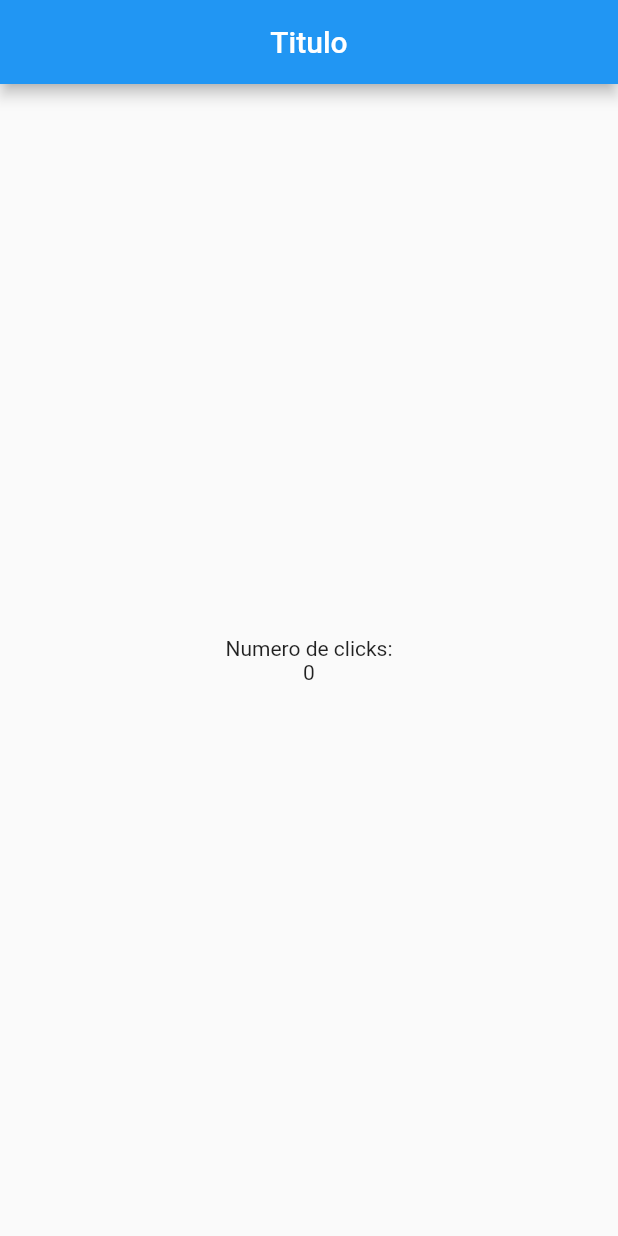
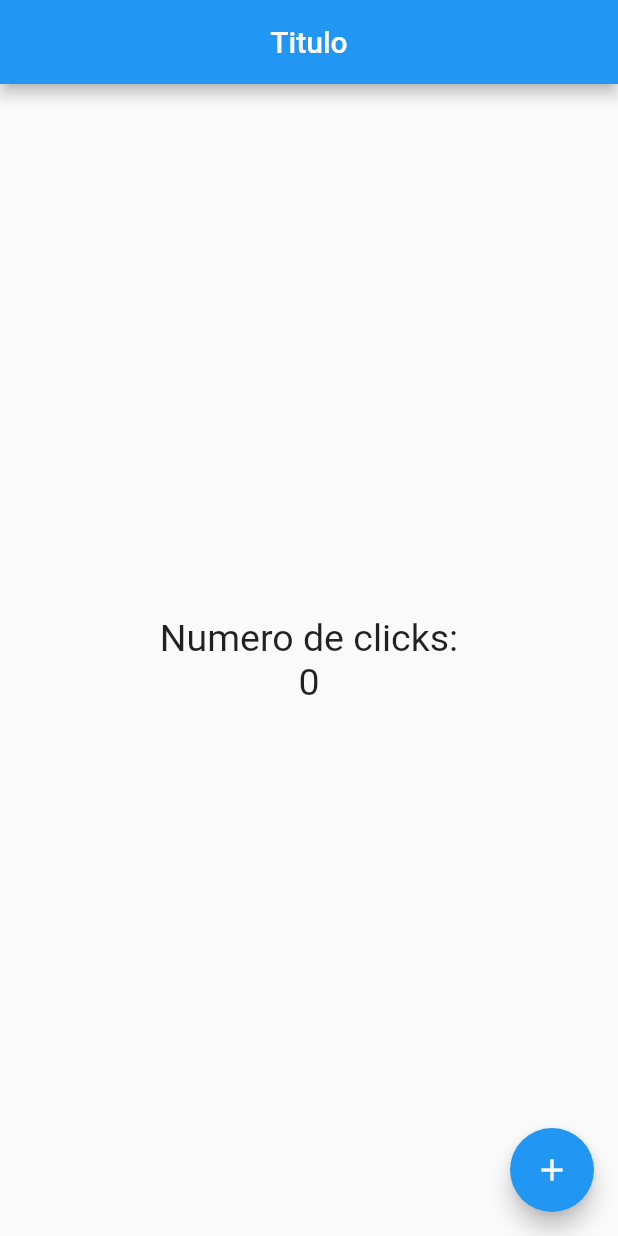
Before and after one commit to jrojasde/flutter-avance, a Flutter app: the screen it shows after launch, on a phone screen of 412 x 824 dp. Run offline on Flutter 3.47's test engine with Material 2 defaults, Android fonts, the phone set to English and light mode, and no system bars.

Commit message:
update 1:56
update 1:56

```diff
--- a/lib/src/pages/home_page.dart
+++ b/lib/src/pages/home_page.dart
@@ -2,11 +2,14 @@
 
 
 import 'package:flutter/material.dart';
+import 'package:flutter/rendering.dart';
 
 class HomePage extends StatelessWidget {
 
+  final estiloTexto = new TextStyle( fontSize: 25 );
 
-@override
+
+  @override
 Widget build(BuildContext context) {
   return Scaffold(
 
@@ -19,11 +22,19 @@ Widget build(BuildContext context) {
 
         mainAxisAlignment: MainAxisAlignment.center,
         children: <Widget> [
-          Text('Numero de clicks:'),
-          Text('0'),
+          Text('Numero de clicks:', style: estiloTexto ),
+          Text('0', style: estiloTexto ),
         ],
 
       ),
+    ),
+    floatingActionButton: FloatingActionButton(
+      child: Icon(Icons.add),
+      onPressed: () {
+
+        print('Hello word');
+
+      },
     ),
   );
 
--- a/lib/src/pages/pep.dart
+++ /dev/null
@@ -1 +0,0 @@
-//aqui esta todo bien
```
